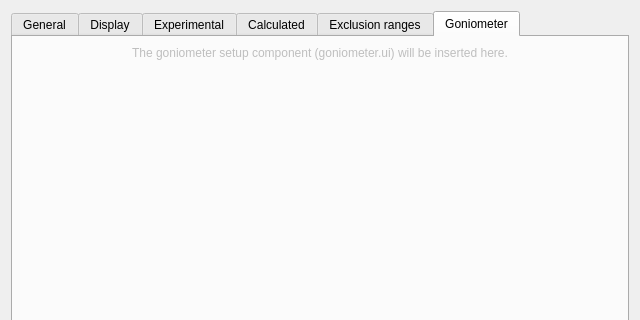
The window that src/mudlab/ui/edit_specimen.ui (Parthasarathi-Ghosh/MudLab2) describes before a commit, drawn with Qt 5; both pictures show x 0 to 640 and y 0 to 320 of the 640 by 600 pixel window.
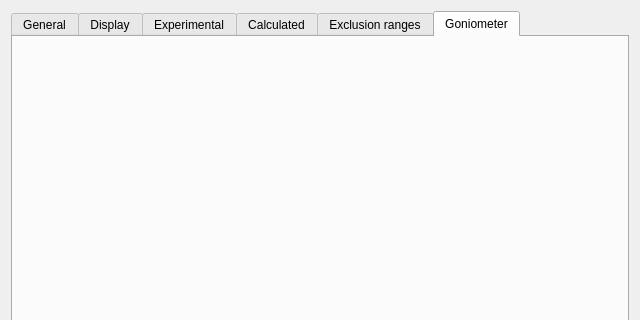
The same window after the commit. The open tabs and pages were chosen to show the change.

```diff
--- a/src/mudlab/ui/edit_specimen.ui
+++ b/src/mudlab/ui/edit_specimen.ui
@@ -386,19 +386,6 @@
        <item>
         <layout class="QVBoxLayout" name="goniometerLayout"/>
        </item>
-       <item>
-        <widget class="QLabel" name="lblGonioPlaceholder">
-         <property name="enabled">
-          <bool>false</bool>
-         </property>
-         <property name="text">
-          <string>The goniometer setup component (goniometer.ui) will be inserted here.</string>
-         </property>
-         <property name="alignment">
-          <set>Qt::AlignCenter</set>
-         </property>
-        </widget>
-       </item>
        <item>
         <spacer name="gonioSpacer">
          <property name="orientation">
```
